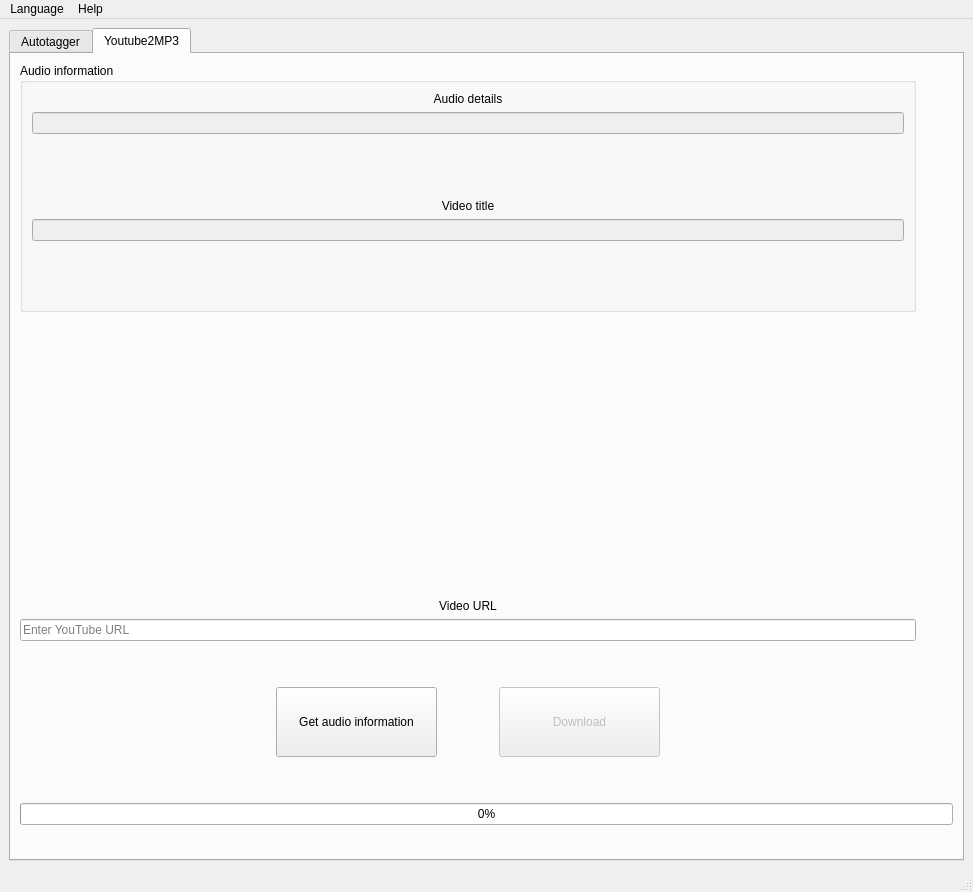
jriverosesma/mp3-autotagger, file gui/main_window.ui: the form before one commit.
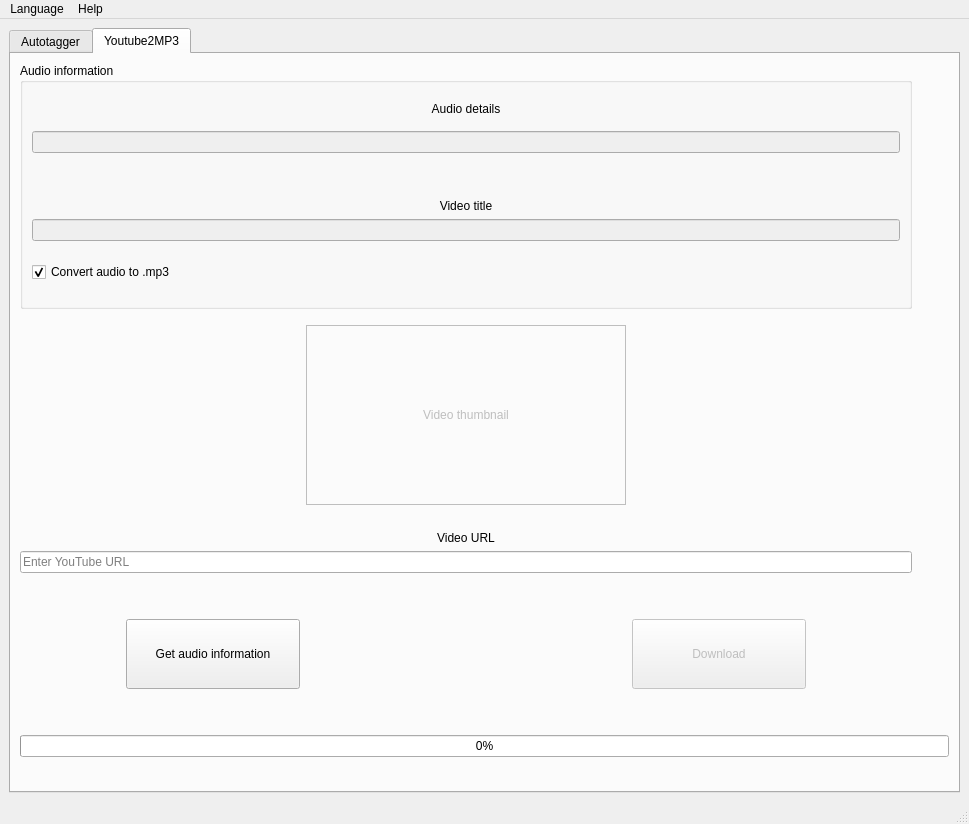
The form after the commit. The open tabs and pages were chosen to show the change. Icons and pictures are not drawn.

```diff
--- a/gui/main_window.ui
+++ b/gui/main_window.ui
@@ -6,8 +6,8 @@
    <rect>
     <x>0</x>
     <y>0</y>
-    <width>973</width>
-    <height>892</height>
+    <width>969</width>
+    <height>824</height>
    </rect>
   </property>
   <property name="acceptDrops">
@@ -27,6 +27,9 @@
    <layout class="QGridLayout" name="gridLayout_2">
     <item row="0" column="0">
      <widget class="QTabWidget" name="tabWidget">
+      <property name="enabled">
+       <bool>true</bool>
+      </property>
       <property name="sizePolicy">
        <sizepolicy hsizetype="Expanding" vsizetype="Expanding">
         <horstretch>0</horstretch>
@@ -408,57 +411,12 @@
        </attribute>
        <layout class="QGridLayout" name="gridLayout_5">
         <item row="0" column="0">
-         <layout class="QGridLayout" name="gridLayout_4" rowstretch="0,0,0,0,0,0,0,0,0,0,0,0,0" columnstretch="0,0,0,0,0,0">
-          <item row="6" column="0" colspan="5">
-           <spacer name="verticalSpacer">
-            <property name="orientation">
-             <enum>Qt::Vertical</enum>
-            </property>
-            <property name="sizeType">
-             <enum>QSizePolicy::Preferred</enum>
-            </property>
-            <property name="sizeHint" stdset="0">
-             <size>
-              <width>20</width>
-              <height>40</height>
-             </size>
-            </property>
-           </spacer>
-          </item>
-          <item row="5" column="0" colspan="5">
-           <widget class="QLineEdit" name="lineEdit_url">
-            <property name="text">
-             <string/>
-            </property>
-            <property name="dragEnabled">
+         <layout class="QGridLayout" name="gridLayout_4" rowstretch="0,0,0,0,0,0,0,0,0,0,0,0,0,0,0,0" columnstretch="0,0,0,0,0,0">
+          <item row="11" column="3">
+           <widget class="QPushButton" name="pushButton_download">
+            <property name="enabled">
              <bool>false</bool>
             </property>
-            <property name="placeholderText">
-             <string>Enter YouTube URL</string>
-            </property>
-            <property name="clearButtonEnabled">
-             <bool>false</bool>
-            </property>
-           </widget>
-          </item>
-          <item row="8" column="4">
-           <spacer name="horizontalSpacer_3">
-            <property name="orientation">
-             <enum>Qt::Horizontal</enum>
-            </property>
-            <property name="sizeType">
-             <enum>QSizePolicy::Preferred</enum>
-            </property>
-            <property name="sizeHint" stdset="0">
-             <size>
-              <width>250</width>
-              <height>20</height>
-             </size>
-            </property>
-           </spacer>
-          </item>
-          <item row="8" column="1">
-           <widget class="QPushButton" name="pushButton_get_audio_info">
             <property name="sizePolicy">
              <sizepolicy hsizetype="Expanding" vsizetype="Fixed">
               <horstretch>0</horstretch>
@@ -477,29 +435,90 @@
               <height>70</height>
              </size>
             </property>
-            <property name="baseSize">
+            <property name="text">
+             <string>Download</string>
+            </property>
+           </widget>
+          </item>
+          <item row="7" column="0" colspan="5">
+           <widget class="QLabel" name="label_video_url">
+            <property name="sizePolicy">
+             <sizepolicy hsizetype="Preferred" vsizetype="Fixed">
+              <horstretch>0</horstretch>
+              <verstretch>0</verstretch>
+             </sizepolicy>
+            </property>
+            <property name="text">
+             <string>Video URL</string>
+            </property>
+            <property name="alignment">
+             <set>Qt::AlignBottom|Qt::AlignHCenter</set>
+            </property>
+           </widget>
+          </item>
+          <item row="11" column="2">
+           <spacer name="horizontalSpacer_5">
+            <property name="orientation">
+             <enum>Qt::Horizontal</enum>
+            </property>
+            <property name="sizeType">
+             <enum>QSizePolicy::Preferred</enum>
+            </property>
+            <property name="sizeHint" stdset="0">
              <size>
-              <width>0</width>
-              <height>0</height>
+              <width>256</width>
+              <height>20</height>
              </size>
             </property>
-            <property name="text">
-             <string>Get audio information</string>
-            </property>
-           </widget>
+           </spacer>
           </item>
           <item row="12" column="0" colspan="5">
-           <widget class="QLabel" name="label_yt_status">
-            <property name="layoutDirection">
-             <enum>Qt::LeftToRight</enum>
+           <spacer name="verticalSpacer_2">
+            <property name="orientation">
+             <enum>Qt::Vertical</enum>
             </property>
-            <property name="text">
-             <string/>
+            <property name="sizeType">
+             <enum>QSizePolicy::Preferred</enum>
             </property>
-            <property name="alignment">
-             <set>Qt::AlignBottom|Qt::AlignRight|Qt::AlignTrailing</set>
+            <property name="sizeHint" stdset="0">
+             <size>
+              <width>20</width>
+              <height>40</height>
+             </size>
             </property>
-           </widget>
+           </spacer>
+          </item>
+          <item row="11" column="4">
+           <spacer name="horizontalSpacer_3">
+            <property name="orientation">
+             <enum>Qt::Horizontal</enum>
+            </property>
+            <property name="sizeType">
+             <enum>QSizePolicy::Preferred</enum>
+            </property>
+            <property name="sizeHint" stdset="0">
+             <size>
+              <width>100</width>
+              <height>20</height>
+             </size>
+            </property>
+           </spacer>
+          </item>
+          <item row="11" column="0">
+           <spacer name="horizontalSpacer_2">
+            <property name="orientation">
+             <enum>Qt::Horizontal</enum>
+            </property>
+            <property name="sizeType">
+             <enum>QSizePolicy::Preferred</enum>
+            </property>
+            <property name="sizeHint" stdset="0">
+             <size>
+              <width>100</width>
+              <height>20</height>
+             </size>
+            </property>
+           </spacer>
           </item>
           <item row="0" column="0" colspan="5">
            <widget class="QGroupBox" name="groupBox_audio_information">
@@ -540,6 +559,9 @@
                  <property name="orientation">
                   <enum>Qt::Vertical</enum>
                  </property>
+                 <property name="sizeType">
+                  <enum>QSizePolicy::Maximum</enum>
+                 </property>
                  <property name="sizeHint" stdset="0">
                   <size>
                    <width>20</width>
@@ -589,15 +611,47 @@
                  </property>
                 </widget>
                </item>
+               <item>
+                <spacer name="verticalSpacer_11">
+                 <property name="orientation">
+                  <enum>Qt::Vertical</enum>
+                 </property>
+                 <property name="sizeType">
+                  <enum>QSizePolicy::Maximum</enum>
+                 </property>
+                 <property name="sizeHint" stdset="0">
+                  <size>
+                   <width>20</width>
+                   <height>15</height>
+                  </size>
+                 </property>
+                </spacer>
+               </item>
+               <item>
+                <widget class="QCheckBox" name="checkBox_convert_to_mp3">
+                 <property name="toolTip">
+                  <string>Check to convert original audio to .mp3</string>
+                 </property>
+                 <property name="text">
+                  <string>Convert audio to .mp3</string>
+                 </property>
+                 <property name="checked">
+                  <bool>true</bool>
+                 </property>
+                </widget>
+               </item>
                <item>
                 <spacer name="verticalSpacer_3">
                  <property name="orientation">
                   <enum>Qt::Vertical</enum>
                  </property>
+                 <property name="sizeType">
+                  <enum>QSizePolicy::Maximum</enum>
+                 </property>
                  <property name="sizeHint" stdset="0">
                   <size>
                    <width>20</width>
-                   <height>40</height>
+                   <height>15</height>
                   </size>
                  </property>
                 </spacer>
@@ -607,74 +661,7 @@
             </layout>
            </widget>
           </item>
-          <item row="10" column="0" colspan="6">
-           <widget class="QProgressBar" name="progressBar_download">
-            <property name="value">
-             <number>0</number>
-            </property>
-           </widget>
-          </item>
-          <item row="9" column="0" colspan="5">
-           <spacer name="verticalSpacer_2">
-            <property name="orientation">
-             <enum>Qt::Vertical</enum>
-            </property>
-            <property name="sizeType">
-             <enum>QSizePolicy::Preferred</enum>
-            </property>
-            <property name="sizeHint" stdset="0">
-             <size>
-              <width>20</width>
-              <height>40</height>
-             </size>
-            </property>
-           </spacer>
-          </item>
-          <item row="8" column="3">
-           <widget class="QPushButton" name="pushButton_download">
-            <property name="enabled">
-             <bool>false</bool>
-            </property>
-            <property name="sizePolicy">
-             <sizepolicy hsizetype="Expanding" vsizetype="Fixed">
-              <horstretch>0</horstretch>
-              <verstretch>0</verstretch>
-             </sizepolicy>
-            </property>
-            <property name="minimumSize">
-             <size>
-              <width>0</width>
-              <height>70</height>
-             </size>
-            </property>
-            <property name="maximumSize">
-             <size>
-              <width>16777215</width>
-              <height>70</height>
-             </size>
-            </property>
-            <property name="text">
-             <string>Download</string>
-            </property>
-           </widget>
-          </item>
-          <item row="4" column="0" colspan="5">
-           <widget class="QLabel" name="label_video_url">
-            <property name="sizePolicy">
-             <sizepolicy hsizetype="Preferred" vsizetype="Fixed">
-              <horstretch>0</horstretch>
-              <verstretch>0</verstretch>
-             </sizepolicy>
-            </property>
-            <property name="text">
-             <string>Video URL</string>
-            </property>
-            <property name="alignment">
-             <set>Qt::AlignBottom|Qt::AlignHCenter</set>
-            </property>
-           </widget>
-          </item>
-          <item row="8" column="5">
+          <item row="11" column="5">
            <spacer name="horizontalSpacer">
             <property name="orientation">
              <enum>Qt::Horizontal</enum>
@@ -690,23 +677,7 @@
             </property>
            </spacer>
           </item>
-          <item row="8" column="0">
-           <spacer name="horizontalSpacer_2">
-            <property name="orientation">
-             <enum>Qt::Horizontal</enum>
-            </property>
-            <property name="sizeType">
-             <enum>QSizePolicy::Preferred</enum>
-            </property>
-            <property name="sizeHint" stdset="0">
-             <size>
-              <width>250</width>
-              <height>20</height>
-             </size>
-            </property>
-           </spacer>
-          </item>
-          <item row="11" column="0" colspan="5">
+          <item row="14" column="0" colspan="5">
            <spacer name="verticalSpacer_8">
             <property name="orientation">
              <enum>Qt::Vertical</enum>
@@ -722,23 +693,149 @@
             </property>
            </spacer>
           </item>
-          <item row="8" column="2">
-           <spacer name="horizontalSpacer_5">
+          <item row="8" column="0" colspan="5">
+           <widget class="QLineEdit" name="lineEdit_url">
+            <property name="text">
+             <string/>
+            </property>
+            <property name="dragEnabled">
+             <bool>false</bool>
+            </property>
+            <property name="placeholderText">
+             <string>Enter YouTube URL</string>
+            </property>
+            <property name="clearButtonEnabled">
+             <bool>false</bool>
+            </property>
+           </widget>
+          </item>
+          <item row="1" column="2">
+           <spacer name="verticalSpacer_10">
             <property name="orientation">
-             <enum>Qt::Horizontal</enum>
+             <enum>Qt::Vertical</enum>
+            </property>
+            <property name="sizeType">
+             <enum>QSizePolicy::Fixed</enum>
+            </property>
+            <property name="sizeHint" stdset="0">
+             <size>
+              <width>20</width>
+              <height>10</height>
+             </size>
+            </property>
+           </spacer>
+          </item>
+          <item row="15" column="0" colspan="5">
+           <widget class="QLabel" name="label_yt_status">
+            <property name="layoutDirection">
+             <enum>Qt::LeftToRight</enum>
+            </property>
+            <property name="text">
+             <string/>
+            </property>
+            <property name="alignment">
+             <set>Qt::AlignBottom|Qt::AlignRight|Qt::AlignTrailing</set>
+            </property>
+           </widget>
+          </item>
+          <item row="13" column="0" colspan="6">
+           <widget class="QProgressBar" name="progressBar_download">
+            <property name="value">
+             <number>0</number>
+            </property>
+           </widget>
+          </item>
+          <item row="9" column="0" colspan="5">
+           <spacer name="verticalSpacer">
+            <property name="orientation">
+             <enum>Qt::Vertical</enum>
             </property>
             <property name="sizeType">
              <enum>QSizePolicy::Preferred</enum>
             </property>
             <property name="sizeHint" stdset="0">
              <size>
-              <width>50</width>
-              <height>20</height>
+              <width>20</width>
+              <height>40</height>
              </size>
             </property>
            </spacer>
           </item>
-          <item row="2" column="0" rowspan="2" colspan="5">
+          <item row="11" column="1">
+           <widget class="QPushButton" name="pushButton_get_audio_info">
+            <property name="sizePolicy">
+             <sizepolicy hsizetype="Expanding" vsizetype="Fixed">
+              <horstretch>0</horstretch>
+              <verstretch>0</verstretch>
+             </sizepolicy>
+            </property>
+            <property name="minimumSize">
+             <size>
+              <width>0</width>
+              <height>70</height>
+             </size>
+            </property>
+            <property name="maximumSize">
+             <size>
+              <width>16777215</width>
+              <height>70</height>
+             </size>
+            </property>
+            <property name="baseSize">
+             <size>
+              <width>0</width>
+              <height>0</height>
+             </size>
+            </property>
+            <property name="text">
+             <string>Get audio information</string>
+            </property>
+           </widget>
+          </item>
+          <item row="2" column="2">
+           <widget class="QLabel" name="label_video_thumbnail">
+            <property name="enabled">
+             <bool>false</bool>
+            </property>
+            <property name="sizePolicy">
+             <sizepolicy hsizetype="Maximum" vsizetype="Maximum">
+              <horstretch>1</horstretch>
+              <verstretch>1</verstretch>
+             </sizepolicy>
+            </property>
+            <property name="maximumSize">
+             <size>
+              <width>320</width>
+              <height>180</height>
+             </size>
+            </property>
+            <property name="baseSize">
+             <size>
+              <width>256</width>
+              <height>180</height>
+             </size>
+            </property>
+            <property name="layoutDirection">
+             <enum>Qt::RightToLeft</enum>
+            </property>
+            <property name="frameShape">
+             <enum>QFrame::Box</enum>
+            </property>
+            <property name="lineWidth">
+             <number>1</number>
+            </property>
+            <property name="text">
+             <string>Video thumbnail</string>
+            </property>
+            <property name="scaledContents">
+             <bool>true</bool>
+            </property>
+            <property name="alignment">
+             <set>Qt::AlignCenter</set>
+            </property>
+           </widget>
+          </item>
+          <item row="6" column="0" colspan="5">
            <spacer name="verticalSpacer_4">
             <property name="orientation">
              <enum>Qt::Vertical</enum>
@@ -749,7 +846,7 @@
             <property name="sizeHint" stdset="0">
              <size>
               <width>20</width>
-              <height>275</height>
+              <height>20</height>
              </size>
             </property>
            </spacer>
@@ -772,8 +869,8 @@
     <rect>
      <x>0</x>
      <y>0</y>
-     <width>973</width>
-     <height>20</height>
+     <width>969</width>
+     <height>21</height>
     </rect>
    </property>
    <widget class="QMenu" name="menuHelp">
```
Left out of the diff: 359 changed lines with no effect on the pictures.
